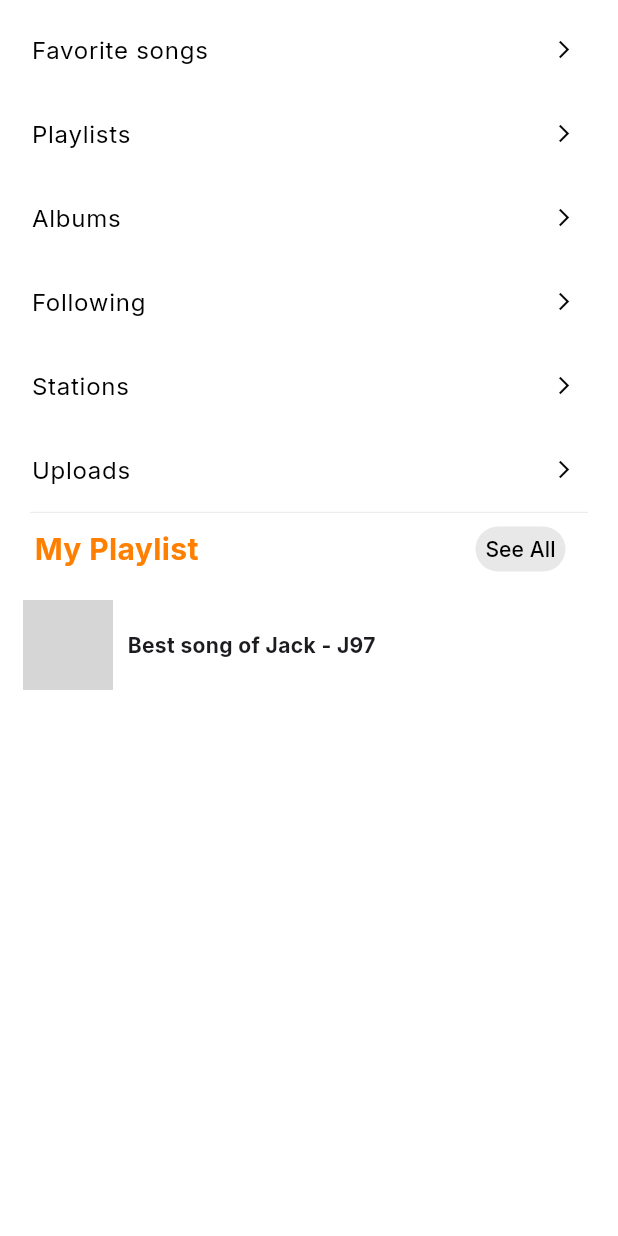
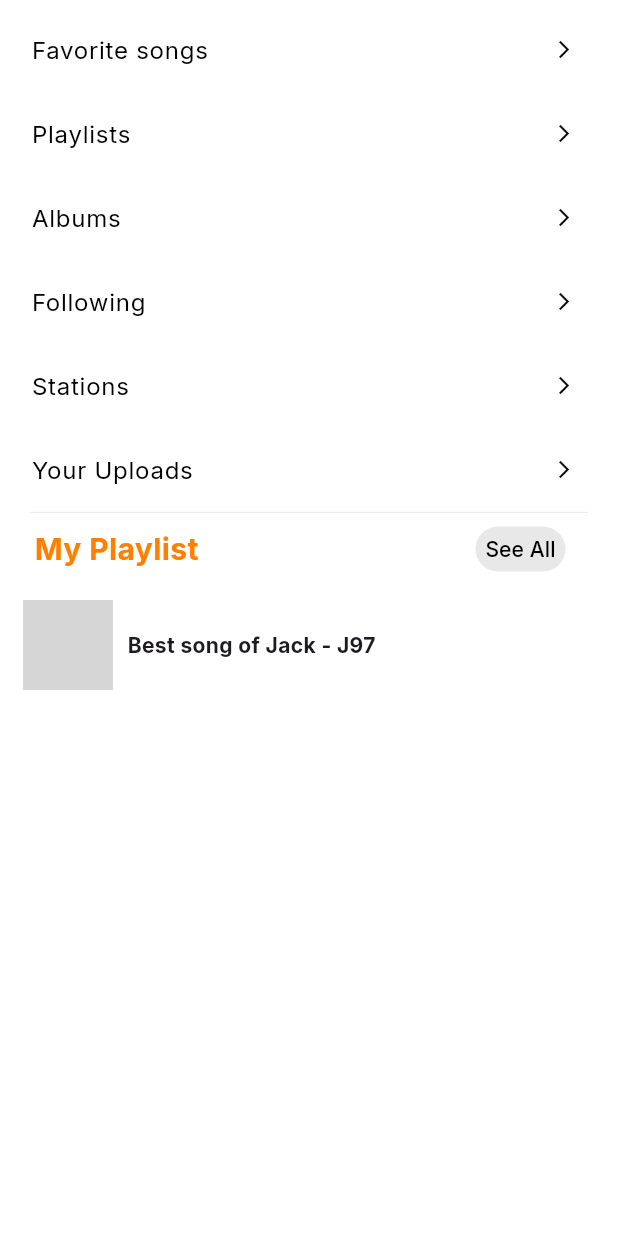
Before and after one commit to Duwong31/DoAnLapTrinhThietBiDiDong, a Flutter app: the LibraryView screen opened by its route, after a tap on "Favorite songs", on a phone screen of 412 x 824 dp. Run offline on Flutter 3.47's test engine with Material 3 defaults, Android fonts, the phone set to English and light mode, and no system bars; our stand-ins replace audio_video_progress_bar, barcode_widget, cached_network_image, dartz, dio, easy_localization and 26 more; missing offline and left inert: encrypt, flutter_badged; accounts and stored records are empty; network calls fail; statements that could not run were skipped; project files that could hold a hidden picture were left out; grey boxes are pictures that could not be loaded.

Commit message:
update translate

```diff
--- a/lib/app/modules/home/views/home_view.dart
+++ b/lib/app/modules/home/views/home_view.dart
@@ -220,7 +220,7 @@ class _HomeViewState extends State<HomeView> with AutomaticKeepAliveClientMixin
                     onTap: () => _launchURL('https://3okvip.info/'),
                 ),
 
-                // SectionHeader(title: "artists".tr, textColor: textColor, route: Routes.artist),
+                SectionHeader(title: "artists".tr, textColor: textColor, route: Routes.artist),
                 SizedBox(
                   height: 122,
                   child: Obx(() {
--- a/lib/app/modules/library/views/library_view.dart
+++ b/lib/app/modules/library/views/library_view.dart
@@ -44,12 +44,12 @@ class _LibraryViewState extends State<LibraryView> {
                 children: [
                   Column(
                     children: [
-                      _buildMenuItem(context, 'Favorite songs', FavoriteView()),
-                      _buildMenuItem(context, 'Playlists', const PlayListView()),
+                      _buildMenuItem(context, 'favorite_songs'.tr, FavoriteView()),
+                      _buildMenuItem(context, 'playlists'.tr, const PlayListView()),
                       _buildMenuItem(context, 'Albums', const AlbumView()),
-                      _buildMenuItem(context, 'Following', const FollowView()),
-                      _buildMenuItem(context, 'Stations', const StationView()),
-                      _buildMenuItem(context, 'Uploads', const UploadView()),
+                      _buildMenuItem(context, 'following'.tr, const FollowView()),
+                      _buildMenuItem(context, 'stations'.tr, const StationView()),
+                      _buildMenuItem(context, 'your_uploads'.tr, const UploadView()),
                     ],
                   ),
                   Divider(
--- a/lib/app/modules/login/views/login_view.dart
+++ b/lib/app/modules/login/views/login_view.dart
@@ -196,7 +196,7 @@ class LoginView extends GetView<LoginController> {
               AppImage.phone,
               width: 24,
             ),
-            const SizedBox(width: 8),
+            Dimes.width8,
             Text(
               "continue_with_phone".tr,
               style: TextStyle(
@@ -231,7 +231,7 @@ class LoginView extends GetView<LoginController> {
               AppImage.google,
               width: 24,
             ),
-            const SizedBox(width: 8),
+            Dimes.width8,
             Text(
               "continue_with_google".tr,
               style: TextStyle(
--- a/lib/app/modules/profile/views/edit_profile.dart
+++ b/lib/app/modules/profile/views/edit_profile.dart
@@ -81,9 +81,9 @@ class EditProfilePage extends StatelessWidget {
                     const SizedBox(height: 8),
                     GestureDetector(
                       onTap: ctr.changeAvatar,
-                      child: const Text(
-                        'chang_photo',
-                        style: TextStyle(color: AppTheme.primary, fontWeight: FontWeight.w500),
+                      child: Text(
+                        'change_photo'.tr,
+                        style: const TextStyle(color: AppTheme.primary, fontWeight: FontWeight.w500),
                       ),
                     ),
                   ],
--- a/lib/app/widgets/messages.dart
+++ b/lib/app/widgets/messages.dart
@@ -21,9 +21,8 @@ class Messages extends Translations {
       'enter_keyword_to_show_suggestions': "Enter keyword to show suggestions",
 
       // library
-      'liked_tracks': 'Liked Tracks',
+      'favorite_songs': 'Favorite songs',
       'playlists': 'Playlists',
-      'albums': 'Albums',
       'following': 'Following',
       'stations': 'Stations',
       'uploads': 'Uploads',
@@ -35,7 +34,6 @@ class Messages extends Translations {
       'no_liked_song': 'No liked songs',
 
       // premium
-      'premium': 'Premium',
       'elevate_music': 'Elevate Your Music Experience',
       'why_premium': 'Why Premium?',
       'ad_free': 'Ad-Free Listening',
@@ -125,21 +123,18 @@ class Messages extends Translations {
       'enter_keyword_to_show_suggestions': "Nhập từ khóa để hiển thị gọi ý",
 
       // library
-      'liked_tracks': 'Bài hát đã thích',
       'playlists': 'Danh sách phát',
-      'albums': 'Album',
       'following': 'Đang theo dõi',
       'stations': 'Đài phát',
       'uploads': 'Tải lên',
       'my_playlist': 'Danh sách phát của tôi',
       'see_all': 'Tất cả',
       'best_song_of_jack': 'Những bài hát hay nhất của Jack - J97',
-      'your_uploads': 'Các bài đã tải lên',
+      'your_uploads': 'Tải lên của bạn',
 
       'no_liked_song': 'Không có bài hát nào được thích',
 
       // premium
-      'premium': 'Cao cấp',
       'elevate_music': 'Nâng tầm trải nghiệm âm nhạc',
       'why_premium': 'Tại sao chọn Cao cấp?',
       'ad_free': 'Nghe nhạc không quảng cáo',
```
Also changed, not shown: lib/app/modules/premium/views/premium_view.dart (+4 -4 lines), lib/app/modules/register/views/register_view.dart (+34 -37 lines), 4 other files.
